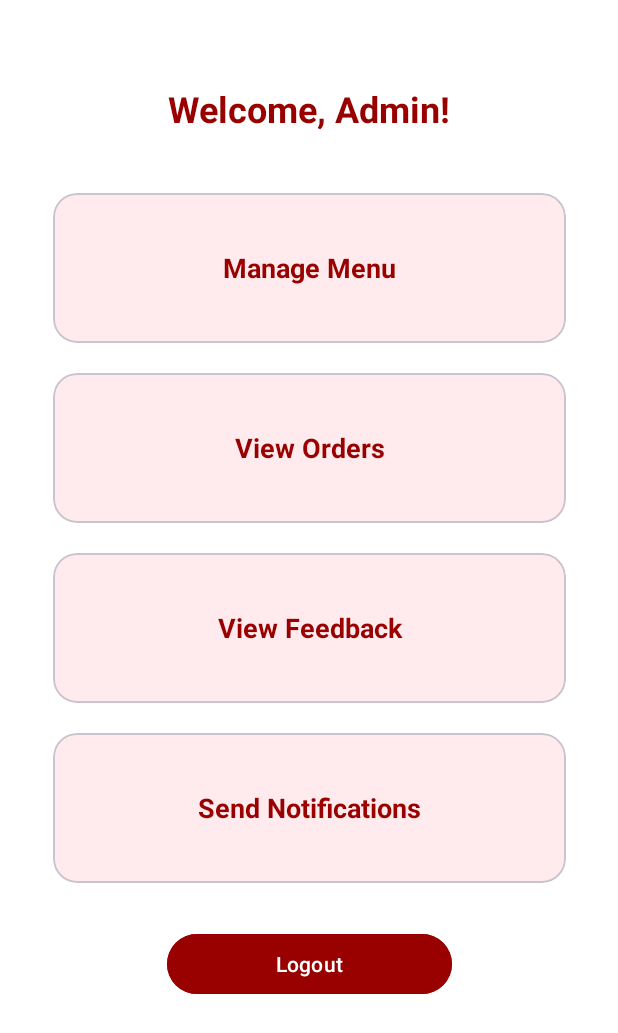
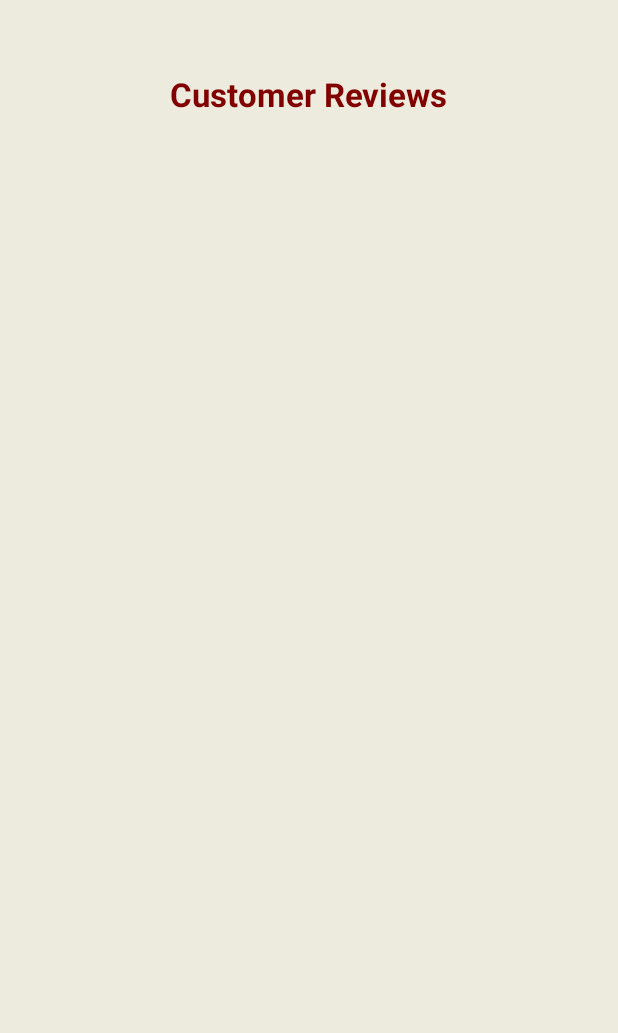
Before and after one commit to Kowthar04/Cortado-AI, an Android app: the AdminDashboardActivity screen opened directly, with no data from a screen before it, after a tap on "View Feedback", on a phone screen of 412 x 824 dp. Shown: the top 1033 px of the screen. Run offline under Robolectric (Android 15) with nearby library versions, the phone set to English and light mode, and no system bars; our stand-ins replace Firebase (no records; nobody signed in at launch, a user with empty details on screens opened directly).

Commit message:
Created a reviews page for admin to receive customer reviews and configured firestore read/write access

```diff
--- a/app/src/main/AndroidManifest.xml
+++ b/app/src/main/AndroidManifest.xml
@@ -51,6 +51,10 @@
             android:name=".ViewOrdersActivity"
             android:exported="true" />
 
+        <activity
+            android:name=".ViewReviewsActivity"
+            android:exported="false" />
+
 
     </application>
 
--- a/app/src/main/java/com/example/cafeshopassignment/AdminDashboardActivity.kt
+++ b/app/src/main/java/com/example/cafeshopassignment/AdminDashboardActivity.kt
@@ -56,10 +56,13 @@ class AdminDashboardActivity : AppCompatActivity() {
                 val intent = Intent(this, ViewOrdersActivity::class.java)
                startActivity(intent)
             }
+
         findViewById<com.google.android.material.card.MaterialCardView>(R.id.feedbackCard)
             .setOnClickListener {
-                Toast.makeText(this, "View Feedback clicked", Toast.LENGTH_SHORT).show()
+                intent = Intent(this, ViewReviewsActivity::class.java)
+        startActivity(intent)
             }
+
         findViewById<com.google.android.material.card.MaterialCardView>(R.id.notificationCard)
             .setOnClickListener {
                 Toast.makeText(this, "View Notifications clicked", Toast.LENGTH_SHORT).show()
--- /dev/null
+++ b/app/src/main/java/com/example/cafeshopassignment/ViewReviewsActivity.kt
@@ -0,0 +1,50 @@
+package com.example.cafeshopassignment
+
+import android.os.Bundle
+import android.widget.Toast
+import androidx.appcompat.app.AppCompatActivity
+import androidx.recyclerview.widget.LinearLayoutManager
+import androidx.recyclerview.widget.RecyclerView
+import com.example.cafeshopassignment.adapters.ReviewAdapter
+import com.example.cafeshopassignment.models.Review
+import com.google.firebase.firestore.FirebaseFirestore
+
+class ViewReviewsActivity : AppCompatActivity() {
+
+    private lateinit var db: FirebaseFirestore
+    private lateinit var adapter: ReviewAdapter
+    private val reviewList = mutableListOf<Review>()
+
+    override fun onCreate(savedInstanceState: Bundle?) {
+        super.onCreate(savedInstanceState)
+        setContentView(R.layout.activity_view_reviews)
+
+        db = FirebaseFirestore.getInstance()
+
+        val recyclerView = findViewById<RecyclerView>(R.id.reviewsRecyclerView)
+        recyclerView.layoutManager = LinearLayoutManager(this)
+
+        adapter = ReviewAdapter(reviewList)
+        recyclerView.adapter = adapter
+
+        loadReviews()
+    }
+
+    private fun loadReviews() {
+        db.collection("reviews")
+            .get()
+            .addOnSuccessListener { result ->
+                reviewList.clear()
+                for (doc in result) {
+                    val review = doc.toObject(Review::class.java).copy(reviewId = doc.id)
+                    reviewList.add(review)
+                }
+                adapter.notifyDataSetChanged()
+            }
+            .addOnFailureListener {
+                Toast.makeText(this, "Failed to load reviews", Toast.LENGTH_SHORT).show()
+
+            }
+                }
+
+            }
--- /dev/null
+++ b/app/src/main/res/layout/activity_view_reviews.xml
@@ -0,0 +1,32 @@
+<androidx.constraintlayout.widget.ConstraintLayout
+    xmlns:android="http://schemas.android.com/apk/res/android"
+    xmlns:app="http://schemas.android.com/apk/res-auto"
+    android:layout_width="match_parent"
+    android:layout_height="match_parent"
+    android:background="#EDEBDD"
+    android:padding="16dp">
+
+    <TextView
+        android:id="@+id/reviewTitle"
+        android:layout_width="wrap_content"
+        android:layout_height="wrap_content"
+        android:text="Customer Reviews"
+        android:textColor="#810100"
+        android:textSize="22sp"
+        android:textStyle="bold"
+        app:layout_constraintTop_toTopOf="parent"
+        app:layout_constraintStart_toStartOf="parent"
+        app:layout_constraintEnd_toEndOf="parent"
+        android:layout_marginTop="32dp"/>
+
+    <androidx.recyclerview.widget.RecyclerView
+        android:id="@+id/reviewsRecyclerView"
+        android:layout_width="0dp"
+        android:layout_height="0dp"
+        app:layout_constraintTop_toBottomOf="@id/reviewTitle"
+        app:layout_constraintBottom_toBottomOf="parent"
+        app:layout_constraintStart_toStartOf="parent"
+        app:layout_constraintEnd_toEndOf="parent"
+        android:layout_marginTop="12dp"/>
+
+</androidx.constraintlayout.widget.ConstraintLayout>
```
Also changed, not shown: app/src/main/java/com/example/cafeshopassignment/adapters/ReviewAdapter.kt (added, +44 -0 lines), app/src/main/java/com/example/cafeshopassignment/models/Review.kt (+9 -8 lines), app/src/main/res/layout/item_review.xml (added, +36 -0 lines).
